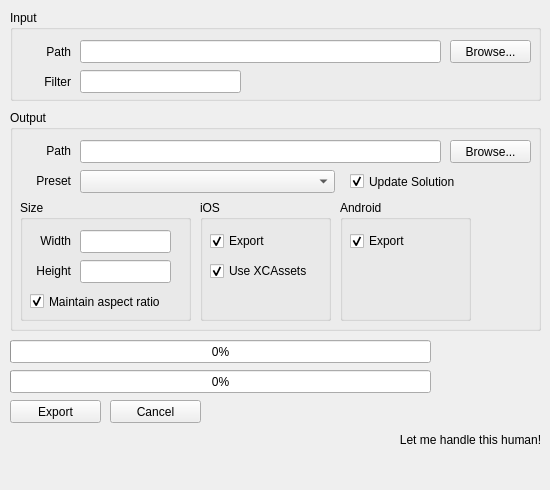
This is svgToolLayout.ui in fhaze/FlandreSVGTool as Qt 5 draws it before an edit. The edited form follows.
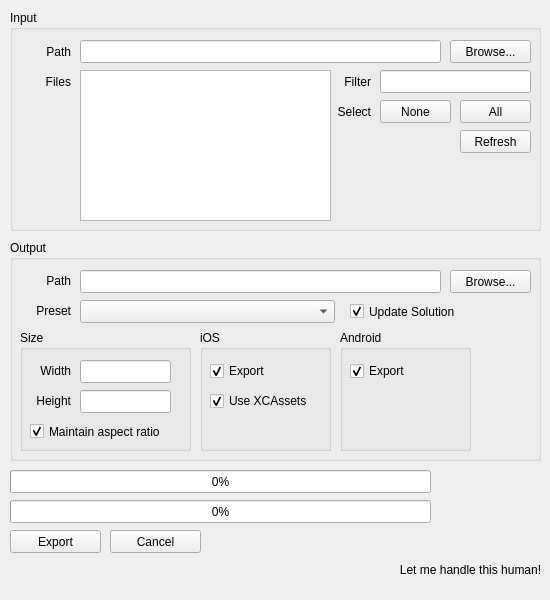
This is the edited form.

What changed in the file:
```diff
--- a/svgToolLayout.ui
+++ b/svgToolLayout.ui
@@ -7,7 +7,7 @@
     <x>0</x>
     <y>0</y>
     <width>550</width>
-    <height>490</height>
+    <height>600</height>
    </rect>
   </property>
   <property name="sizePolicy">
@@ -19,13 +19,13 @@
   <property name="minimumSize">
    <size>
     <width>550</width>
-    <height>490</height>
+    <height>600</height>
    </size>
   </property>
   <property name="maximumSize">
    <size>
     <width>550</width>
-    <height>490</height>
+    <height>550</height>
    </size>
   </property>
   <property name="windowTitle">
@@ -44,7 +44,7 @@
       <x>10</x>
       <y>10</y>
       <width>531</width>
-      <height>91</height>
+      <height>221</height>
      </rect>
     </property>
     <property name="title">
@@ -110,7 +110,7 @@
     <widget class="QLabel" name="label_4">
      <property name="geometry">
       <rect>
-       <x>20</x>
+       <x>320</x>
        <y>60</y>
        <width>41</width>
        <height>23</height>
@@ -129,9 +129,9 @@
     <widget class="QLineEdit" name="lineFilter">
      <property name="geometry">
       <rect>
-       <x>70</x>
+       <x>370</x>
        <y>60</y>
-       <width>161</width>
+       <width>151</width>
        <height>23</height>
       </rect>
      </property>
@@ -139,8 +139,92 @@
     <widget class="QLabel" name="labelFilter">
      <property name="geometry">
       <rect>
-       <x>240</x>
+       <x>330</x>
+       <y>170</y>
+       <width>171</width>
+       <height>23</height>
+      </rect>
+     </property>
+     <property name="text">
+      <string/>
+     </property>
+    </widget>
+    <widget class="QListView" name="listViewFiles">
+     <property name="geometry">
+      <rect>
+       <x>70</x>
        <y>60</y>
+       <width>251</width>
+       <height>151</height>
+      </rect>
+     </property>
+     <property name="selectionMode">
+      <enum>QAbstractItemView::NoSelection</enum>
+     </property>
+    </widget>
+    <widget class="QPushButton" name="btnRefresh">
+     <property name="geometry">
+      <rect>
+       <x>450</x>
+       <y>120</y>
+       <width>71</width>
+       <height>23</height>
+      </rect>
+     </property>
+     <property name="text">
+      <string>Refresh</string>
+     </property>
+    </widget>
+    <widget class="QLabel" name="label_8">
+     <property name="geometry">
+      <rect>
+       <x>20</x>
+       <y>60</y>
+       <width>41</width>
+       <height>23</height>
+      </rect>
+     </property>
+     <property name="layoutDirection">
+      <enum>Qt::LeftToRight</enum>
+     </property>
+     <property name="text">
+      <string>Files</string>
+     </property>
+     <property name="alignment">
+      <set>Qt::AlignRight|Qt::AlignTrailing|Qt::AlignVCenter</set>
+     </property>
+    </widget>
+    <widget class="QPushButton" name="btnSelectAll">
+     <property name="geometry">
+      <rect>
+       <x>450</x>
+       <y>90</y>
+       <width>71</width>
+       <height>23</height>
+      </rect>
+     </property>
+     <property name="text">
+      <string>All</string>
+     </property>
+    </widget>
+    <widget class="QPushButton" name="btnSelectNone">
+     <property name="geometry">
+      <rect>
+       <x>370</x>
+       <y>90</y>
+       <width>71</width>
+       <height>23</height>
+      </rect>
+     </property>
+     <property name="text">
+      <string>None</string>
+     </property>
+    </widget>
+    <widget class="QLabel" name="labelSelected">
+     <property name="geometry">
+      <rect>
+       <x>330</x>
+       <y>190</y>
        <width>171</width>
        <height>23</height>
       </rect>
@@ -149,12 +233,31 @@
       <string/>
      </property>
     </widget>
+    <widget class="QLabel" name="label_9">
+     <property name="geometry">
+      <rect>
+       <x>320</x>
+       <y>90</y>
+       <width>41</width>
+       <height>23</height>
+      </rect>
+     </property>
+     <property name="layoutDirection">
+      <enum>Qt::LeftToRight</enum>
+     </property>
+     <property name="text">
+      <string>Select</string>
+     </property>
+     <property name="alignment">
+      <set>Qt::AlignRight|Qt::AlignTrailing|Qt::AlignVCenter</set>
+     </property>
+    </widget>
    </widget>
    <widget class="QGroupBox" name="groupBox2">
     <property name="geometry">
      <rect>
       <x>10</x>
-      <y>110</y>
+      <y>240</y>
       <width>531</width>
       <height>221</height>
      </rect>
@@ -418,7 +521,7 @@
     <property name="geometry">
      <rect>
       <x>10</x>
-      <y>400</y>
+      <y>530</y>
       <width>91</width>
       <height>23</height>
      </rect>
@@ -431,7 +534,7 @@
     <property name="geometry">
      <rect>
       <x>10</x>
-      <y>370</y>
+      <y>470</y>
       <width>421</width>
       <height>23</height>
      </rect>
@@ -444,7 +547,7 @@
     <property name="geometry">
      <rect>
       <x>450</x>
-      <y>340</y>
+      <y>470</y>
       <width>90</width>
       <height>90</height>
      </rect>
@@ -457,7 +560,7 @@
     <property name="geometry">
      <rect>
       <x>400</x>
-      <y>430</y>
+      <y>560</y>
       <width>141</width>
       <height>20</height>
      </rect>
@@ -478,7 +581,7 @@
     <property name="geometry">
      <rect>
       <x>10</x>
-      <y>340</y>
+      <y>500</y>
       <width>421</width>
       <height>23</height>
      </rect>
@@ -497,7 +600,7 @@
     <property name="geometry">
      <rect>
       <x>110</x>
-      <y>400</y>
+      <y>530</y>
       <width>91</width>
       <height>23</height>
      </rect>
```
Left out of the diff: 9 changed lines with no effect on the pictures.
